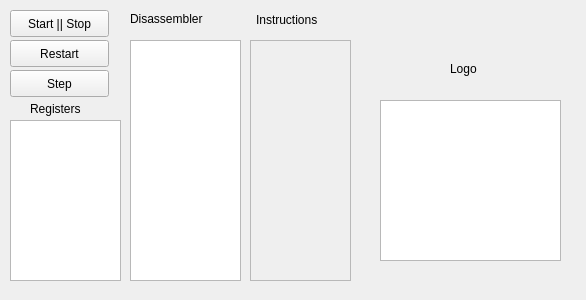
StasLatGTTT/pdp11, file config/testwidget.ui: the form before one commit.
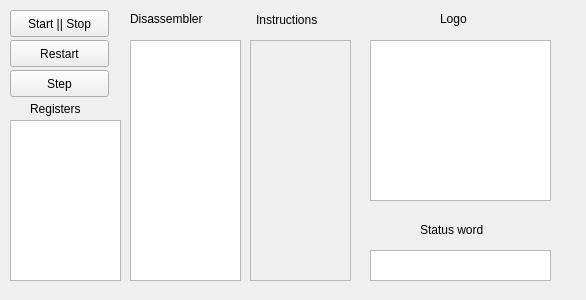
The form after the commit.

Commit message: add Status word

The edit to the form file:
```diff
--- a/config/testwidget.ui
+++ b/config/testwidget.ui
@@ -124,8 +124,8 @@
   <widget class="QGraphicsView" name="graphicsView">
    <property name="geometry">
     <rect>
-     <x>380</x>
-     <y>100</y>
+     <x>370</x>
+     <y>40</y>
      <width>181</width>
      <height>161</height>
     </rect>
@@ -134,8 +134,8 @@
   <widget class="QLabel" name="label_4">
    <property name="geometry">
     <rect>
-     <x>450</x>
-     <y>60</y>
+     <x>440</x>
+     <y>10</y>
      <width>67</width>
      <height>17</height>
     </rect>
@@ -157,6 +157,29 @@
     <string>Step</string>
    </property>
   </widget>
+  <widget class="QTableView" name="tableView_3">
+   <property name="geometry">
+    <rect>
+     <x>370</x>
+     <y>250</y>
+     <width>181</width>
+     <height>31</height>
+    </rect>
+   </property>
+  </widget>
+  <widget class="QLabel" name="label_5">
+   <property name="geometry">
+    <rect>
+     <x>420</x>
+     <y>220</y>
+     <width>91</width>
+     <height>20</height>
+    </rect>
+   </property>
+   <property name="text">
+    <string>Status word</string>
+   </property>
+  </widget>
  </widget>
  <resources/>
  <connections/>
```
